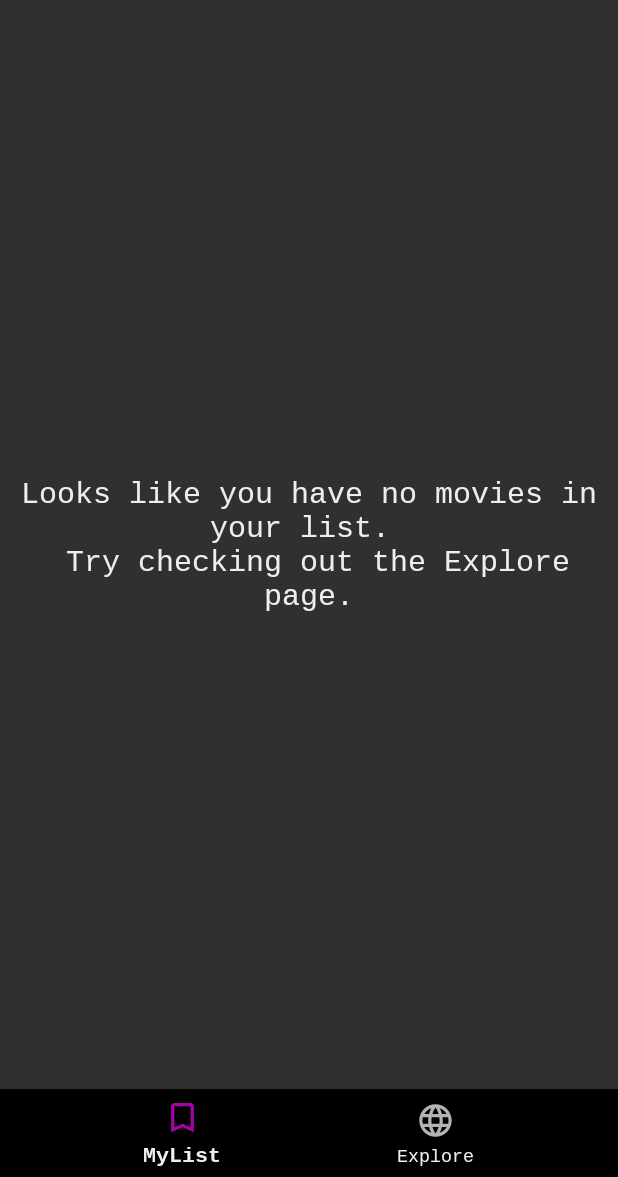
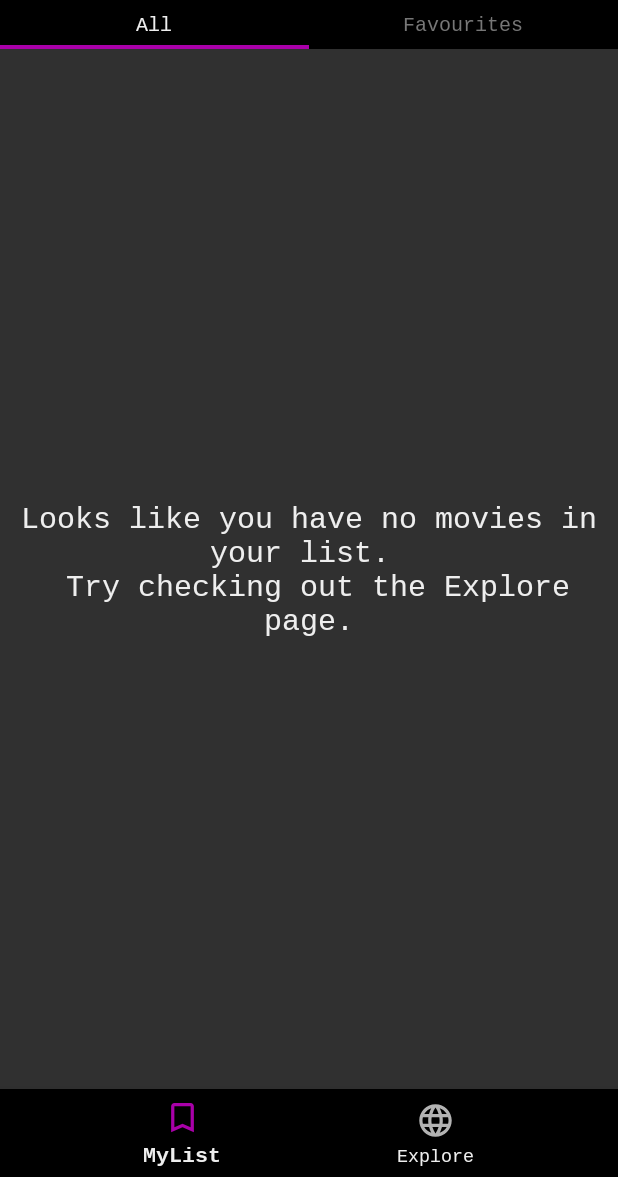
Before and after one commit to akaecliptic/Cinephile, an Android app: the screen it shows after launch (MainActivity), on a phone screen of 412 x 824 dp, the part 59-1236 px from its top. Run offline under Robolectric (Android 15) with nearby library versions, the phone set to English and light mode, and no system bars; our stand-ins replace Volley, navigation-ui, sdp/ssp sizes; network calls fail.

Commit message:
Began implementing tab layouts and logic.

```diff
--- a/app/build.gradle
+++ b/app/build.gradle
@@ -44,6 +44,9 @@ dependencies {
     implementation 'androidx.navigation:navigation-fragment:2.3.2'
     implementation 'androidx.navigation:navigation-ui:2.3.2'
 
+    //Material
+    implementation 'com.google.android.material:material:1.2.1'
+
     //Third parties
     implementation 'com.android.volley:volley:1.1.1'
     implementation 'com.google.code.gson:gson:2.8.5'
--- a/app/src/main/java/aka_ecliptic/com/cinephile/Architecture/SQLiteDAO.java
+++ b/app/src/main/java/aka_ecliptic/com/cinephile/Architecture/SQLiteDAO.java
@@ -223,6 +223,28 @@ class SQLiteDAO extends SQLiteOpenHelper {
         return names;
     }
 
+    List<String> getCollectionHeadings(){
+        SQLiteDatabase db = getWritableDatabase();
+
+        Cursor c = db.rawQuery(MySQLiteHelper.SELECT_COLLECTION_HEADINGS, null);
+        ArrayList<String> names = new ArrayList<>();
+
+        c.moveToFirst();
+        while (!c.isAfterLast()){
+            names.add(c.getString(0));
+            c.moveToNext();
+        }
+
+        c.close();
+        db.close();
+
+        //TODO: Change/Remove limit as other media types are implemented.
+        int limit = 2;
+        names.removeIf(s -> names.indexOf(s) >= limit);
+
+        return names;
+    }
+
     Movie getMovie(int id){
         SQLiteDatabase db = getWritableDatabase();
 
--- a/app/src/main/java/aka_ecliptic/com/cinephile/Fragment/MyListFragment.java
+++ b/app/src/main/java/aka_ecliptic/com/cinephile/Fragment/MyListFragment.java
@@ -16,15 +16,23 @@ import androidx.lifecycle.ViewModelProvider;
 import androidx.navigation.Navigation;
 import androidx.recyclerview.widget.LinearLayoutManager;
 import androidx.recyclerview.widget.RecyclerView;
+import androidx.viewpager2.adapter.FragmentStateAdapter;
+import androidx.viewpager2.widget.ViewPager2;
 
-import com.google.android.material.bottomnavigation.BottomNavigationView;
 import com.google.android.material.snackbar.Snackbar;
+import com.google.android.material.tabs.TabLayout;
+import com.google.android.material.tabs.TabLayoutMediator;
+
+import java.util.ArrayList;
+import java.util.List;
 
 import aka_ecliptic.com.cinephile.Adapter.MyListAdapter;
 import aka_ecliptic.com.cinephile.Architecture.MediaViewModel;
 import aka_ecliptic.com.cinephile.MainActivity;
 import aka_ecliptic.com.cinephile.Model.Movie;
 import aka_ecliptic.com.cinephile.R;
+
+import static aka_ecliptic.com.cinephile.Architecture.Repository.Sort;
 
 /**
  * A simple {@link Fragment} subclass.
@@ -33,7 +41,7 @@ public class MyListFragment extends Fragment {
 
     private static NotifyMyList notify;
 
-    private MediaViewModel mediaViewModel;
+    private List<String> collectionHeadings;
 
     static final String SELECTED_MOVIE = "SELECTED_MOVIE";
     static final String SELECTED_SAVED = "SELECTED_SAVED";
@@ -46,7 +54,7 @@ public class MyListFragment extends Fragment {
     @Override
     public View onCreateView(LayoutInflater inflater, ViewGroup container, Bundle savedInstanceState) {
         // Inflate the layout for this fragment
-        setUpViewModelLink();
+        getHeadingsFromViewModel();
         setHasOptionsMenu(true);
         return inflater.inflate(R.layout.fragment_mylist, container, false);
     }
@@ -54,20 +62,122 @@ public class MyListFragment extends Fragment {
     @Override
     public void onViewCreated(@NonNull View view, @Nullable Bundle savedInstanceState) {
         super.onViewCreated(view, savedInstanceState);
+
+        MyListCollectionAdapter myListCollectionAdapter = new MyListCollectionAdapter(this);
+        ViewPager2 viewPager = view.findViewById(R.id.mylist_pager);
+        viewPager.setAdapter(myListCollectionAdapter);
+
+        TabLayout tabLayout = view.findViewById(R.id.mylist_tab_layout);
+        new TabLayoutMediator(tabLayout, viewPager, (tab, position) -> {
+            tab.setText(collectionHeadings.get(position));
+        }).attach();
+    }
+
+    private void getHeadingsFromViewModel() {
+        collectionHeadings = new ViewModelProvider(requireActivity()).get(MediaViewModel.class).getCollectionHeadings();
+    }
+
+    public static void updateCacheMyList(){
+        notify.onNotify();
+    }
+
+    public class MyListCollectionAdapter extends FragmentStateAdapter {
+        MyListCollectionAdapter(Fragment fragment) {
+            super(fragment);
+        }
+
+        @NonNull
+        @Override
+        public Fragment createFragment(int position) {
+            Fragment fragment = new CollectionsFragment();
+            Bundle b = new Bundle();
+
+            b.putString(CollectionsFragment.INSTANCE_NAME, collectionHeadings.get(position));
+            fragment.setArguments(b);
+            return fragment;
+        }
+
+        @Override
+        public int getItemCount() {
+            return collectionHeadings.size();
+        }
+    }
+
+    public static class CollectionsFragment extends Fragment {
+        static final String INSTANCE_NAME = "INSTANCE";
+
+        private String fragName;
+        private MediaViewModel mediaViewModel;
+        private List<Movie> fragList;
+        private MyListAdapter adapter;
+        private Sort currentSort = Sort.DEFAULT;
+
+        @Nullable
+        @Override
+        public View onCreateView(LayoutInflater inflater, ViewGroup container, Bundle savedInstanceState) {
+            setUpViewModelLink();
+            assignInstanceName();
+            return inflater.inflate(R.layout.fragment_collections, container, false);
+        }
+
+
+        @Override
+        public void onViewCreated(@NonNull View view, @Nullable Bundle savedInstanceState) {
             setUpRecycler();
+        }
+
+        @Override
+        public void onResume() {
+            MainActivity.setSortClickListener(() -> {
+                currentSort = mediaViewModel.cycleSort(currentSort);
+                fragList = mediaViewModel.sortList(fragList, currentSort);
+
+                Toast.makeText(requireActivity(), currentSort.getSortType(), Toast.LENGTH_SHORT).show();
+
+                adapter.setItems(fragList);
+            });
+
+            super.onResume();
         }
 
         private void setUpViewModelLink() {
             mediaViewModel = new ViewModelProvider(requireActivity()).get(MediaViewModel.class);
         }
 
+        private void assignInstanceName() {
+            if (getArguments() != null) {
+                fragName = getArguments().getString(INSTANCE_NAME);
+            }else {
+                fragName = "";
+            }
+        }
+
         private void setUpRecycler() {
-        RecyclerView recyclerView = requireActivity().findViewById(R.id.mylist_recycler);
-        MyListAdapter adapter = new MyListAdapter(requireContext(), mediaViewModel.getItems());
+            if(fragName.equals("All")){
+                fragList = new ArrayList<>(mediaViewModel.getItems());
+            }else {
+                fragList = mediaViewModel.getItemsInCollection(fragName);
+            }
 
-        TextView emptyPrompt = requireView().findViewById(R.id.mylist_text_empty_list);
-        emptyPrompt.setVisibility((mediaViewModel.getItems().isEmpty()) ? View.VISIBLE : View.GONE);
+            RecyclerView recyclerView = requireView().findViewById(R.id.collections_recycler);
+            adapter = new MyListAdapter(requireContext(), fragList);
 
+            TextView emptyPrompt = requireView().findViewById(R.id.collections_text_empty_prompt);
+            emptyPrompt.setVisibility((fragList.isEmpty()) ? View.VISIBLE : View.GONE);
+
+            setUpAdapterListeners();
+
+            notify = () -> {
+                fragList = mediaViewModel.reCacheItems();
+                adapter.setItems(fragList);
+                emptyPrompt.setVisibility((adapter.getItemCount() > 0) ? View.GONE : View.VISIBLE);
+            };
+
+            recyclerView.setAdapter(adapter);
+            recyclerView.setLayoutManager(new LinearLayoutManager(requireContext()));
+        }
+
+        private void setUpAdapterListeners() {
             adapter.setClickListener((v, p) -> {
                 Bundle bundle = new Bundle();
 
@@ -88,6 +198,7 @@ public class MyListFragment extends Fragment {
                 Movie m = adapter.getItem(p);
                 m.setSeen(!m.isSeen());
                 mediaViewModel.updateItem(m);
+                fragList.set(p, m);
             });
 
             adapter.setOnLongClickListener((v, p) -> {
@@ -111,6 +222,7 @@ public class MyListFragment extends Fragment {
 
                 confirm.setOnClickListener(view -> {
                     mediaViewModel.deleteItem(m);
+                    fragList.remove(m);
                     adapter.notifyItemRemoved(p);
 
                     dialog.dismiss();
@@ -120,26 +232,7 @@ public class MyListFragment extends Fragment {
 
                 return true;
             });
-
-        MainActivity.setSortClickListener(() -> {
-            mediaViewModel.cycleSort();
-
-            Toast.makeText(requireActivity(), mediaViewModel.getCurrentSort(), Toast.LENGTH_SHORT).show();
-
-            adapter.setItems(mediaViewModel.getItems());
-        });
-
-        notify = () -> {
-            adapter.setItems(mediaViewModel.reCacheItems());
-            emptyPrompt.setVisibility((adapter.getItemCount() > 0) ? View.GONE : View.VISIBLE);
-        };
-
-        recyclerView.setAdapter(adapter);
-        recyclerView.setLayoutManager(new LinearLayoutManager(requireContext()));
         }
-
-    public static void updateCacheMyList(){
-        notify.onNotify();
     }
 
     public interface NotifyMyList{
--- a/app/src/main/java/aka_ecliptic/com/cinephile/Helper/MySQLiteHelper.java
+++ b/app/src/main/java/aka_ecliptic/com/cinephile/Helper/MySQLiteHelper.java
@@ -78,7 +78,7 @@ public class MySQLiteHelper {
             CREATE_TABLE_COLLECTIONS, CREATE_TABLE_COLLECTIONS_MOVIES };
 
     public static final String DEFAULT_INSERT_COLLECTIONS = "INSERT INTO 'collections' ('ID', 'Name', 'Type') " +
-            "VALUES (1, 'Favourites', 0), (2, 'Movies', 1), (3, 'Shows', 2), (4, 'Anime', 3)";
+            "VALUES (0, 'All', 0), (1, 'Favourites', 0), (2, 'Movies', 1), (3, 'Shows', 2), (4, 'Anime', 3)";
 
     public static final String SELECT_ALL_MOVIE_DATA = "SELECT m.*, s.Description, s.SiteRating, s.Runtime, i.PosterPath, i.BackdropPath " +
             "FROM 'movies' m " +
@@ -116,7 +116,7 @@ public class MySQLiteHelper {
             "WHERE m.ID IN ( " +
                 "SELECT cm.MovieID FROM 'collections_movies' cm " +
                 "LEFT JOIN 'collections' c " +
-                "ON c.ID = cm.CollectionID" +
+                "ON c.ID = cm.CollectionID " +
                 "WHERE c.Name = ?" +
             ")";
 
@@ -125,10 +125,12 @@ public class MySQLiteHelper {
             "LEFT  JOIN 'collections_movies' cm " +
             "ON m.ID = cm.MovieID" +
             "LEFT JOIN 'collections' c " +
-            "ON c.ID = cm.CollectionID" +
+            "ON c.ID = cm.CollectionID " +
             "WHERE c.Name = ?";
 
-    public static final String SELECT_COLLECTION_NAMES = "SELECT c.Name FROM 'collections' c";
+    public static final String SELECT_COLLECTION_HEADINGS = "SELECT c.Name FROM 'collections' c WHERE c.ID < 5";
+
+    public static final String SELECT_COLLECTION_NAMES = "SELECT c.Name FROM 'collections' c WHERE c.ID > 4";
 
     public static final String INSERT_COLLECTION_MOVIE = "INSERT INTO 'collections_movies' VALUES " +
             "(" +
--- /dev/null
+++ b/app/src/main/res/layout/fragment_collections.xml
@@ -0,0 +1,25 @@
+<?xml version="1.0" encoding="utf-8"?>
+<RelativeLayout xmlns:android="http://schemas.android.com/apk/res/android"
+    xmlns:tools="http://schemas.android.com/tools"
+    android:layout_width="match_parent"
+    android:layout_height="match_parent">
+
+    <TextView
+        android:id="@+id/collections_text_empty_prompt"
+        android:visibility="gone"
+        android:layout_width="match_parent"
+        android:layout_height="match_parent"
+
+        android:gravity="center"
+        android:elevation="5dp"
+
+        android:text="@string/empty_collections"
+        android:textSize="20sp"/>
+
+    <androidx.recyclerview.widget.RecyclerView
+        android:id="@+id/collections_recycler"
+        android:layout_width="match_parent"
+        android:layout_height="match_parent"
+        tools:listitem="@layout/recycler_item_my_list" />
+
+</RelativeLayout>
--- a/app/src/main/res/layout/fragment_mylist.xml
+++ b/app/src/main/res/layout/fragment_mylist.xml
@@ -5,22 +5,16 @@
     android:layout_height="match_parent"
     tools:context=".Fragment.MyListFragment">
 
-    <TextView
-        android:id="@+id/mylist_text_empty_list"
-        android:visibility="gone"
+    <com.google.android.material.tabs.TabLayout
+        android:id="@+id/mylist_tab_layout"
+        android:layout_width="match_parent"
+        style="@style/MyTabLayout"
+        android:layout_height="@dimen/_25sdp" />
+
+    <androidx.viewpager2.widget.ViewPager2
+        android:id="@+id/mylist_pager"
         android:layout_width="match_parent"
         android:layout_height="match_parent"
-
-        android:gravity="center"
-        android:elevation="5dp"
-
-        android:text="@string/empty_mylist"
-        android:textSize="20sp"/>
-
-    <androidx.recyclerview.widget.RecyclerView
-        android:id="@+id/mylist_recycler"
-        android:layout_width="match_parent"
-        android:layout_height="match_parent"
-        tools:listitem="@layout/recycler_item_my_list" />
+        android:layout_below="@id/mylist_tab_layout"/>
 
 </RelativeLayout>
--- a/app/src/main/res/values/colors.xml
+++ b/app/src/main/res/values/colors.xml
@@ -11,4 +11,5 @@
     <color name="colorSecondaryDark">#111111</color>
     <color name="colorTertiaryDark">#333333</color>
     <color name="colorTextPrimary">#EEEEEE</color>
+    <color name="colorTextSecondary">#777777</color>
 </resources>
--- a/app/src/main/res/values/strings.xml
+++ b/app/src/main/res/values/strings.xml
@@ -26,5 +26,5 @@
     <string name="dialog_title_rating">Set Movie Rating</string>
     <string name="search_hint">Movie Title</string>
     <string name="dialog_title_delete">Would you like to delete:</string>
-    <string name="empty_mylist">"Looks like you have no movies in your list. \n Try checking out the Explore page."</string>
+    <string name="empty_collections">"Looks like you have no movies in your list. \n Try checking out the Explore page."</string>
 </resources>
--- a/app/src/main/res/values/styles.xml
+++ b/app/src/main/res/values/styles.xml
@@ -40,4 +40,18 @@
         <item name="android:textColor">@color/colorTextPrimary</item>
         <item name="android:textSize">15sp</item>
     </style>
+
+    <style name="MyTabLayout" parent="Widget.Design.TabLayout">
+        <item name="tabIndicatorColor">@color/colorPrimary</item>
+        <item name="tabIndicatorHeight">@dimen/_2sdp</item>
+        <item name="tabBackground">@color/colorPrimaryDark</item>
+        <item name="tabTextAppearance">@style/MyTabTextAppearance</item>
+        <item name="tabSelectedTextColor">@color/colorTextPrimary</item>
+    </style>
+
+    <style name="MyTabTextAppearance" parent="TextAppearance.Design.Tab">
+        <item name="android:textSize">@dimen/_10ssp</item>
+        <item name="android:textColor">@color/colorTextSecondary</item>
+        <item name="textAllCaps">false</item>
+    </style>
 </resources>
```
Also changed, not shown: app/src/main/java/aka_ecliptic/com/cinephile/Architecture/MediaViewModel.java (+17 -1 lines), app/src/main/java/aka_ecliptic/com/cinephile/Architecture/Repository.java (+61 -13 lines). Lines whose indentation alone changed are shown as unchanged.
